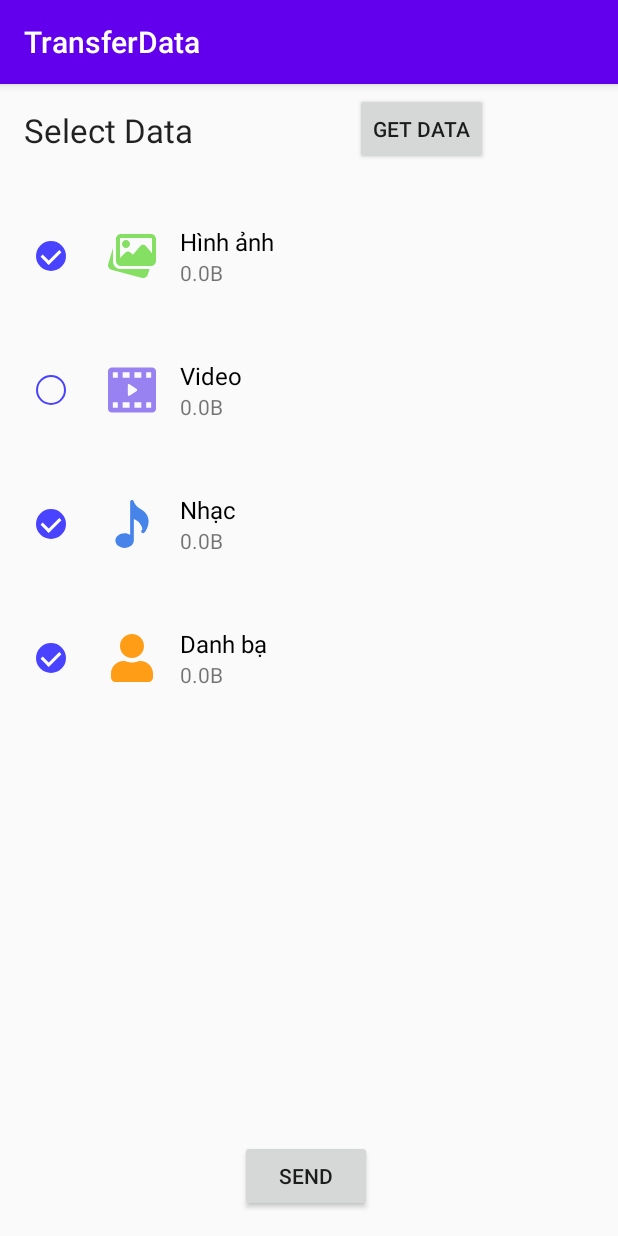
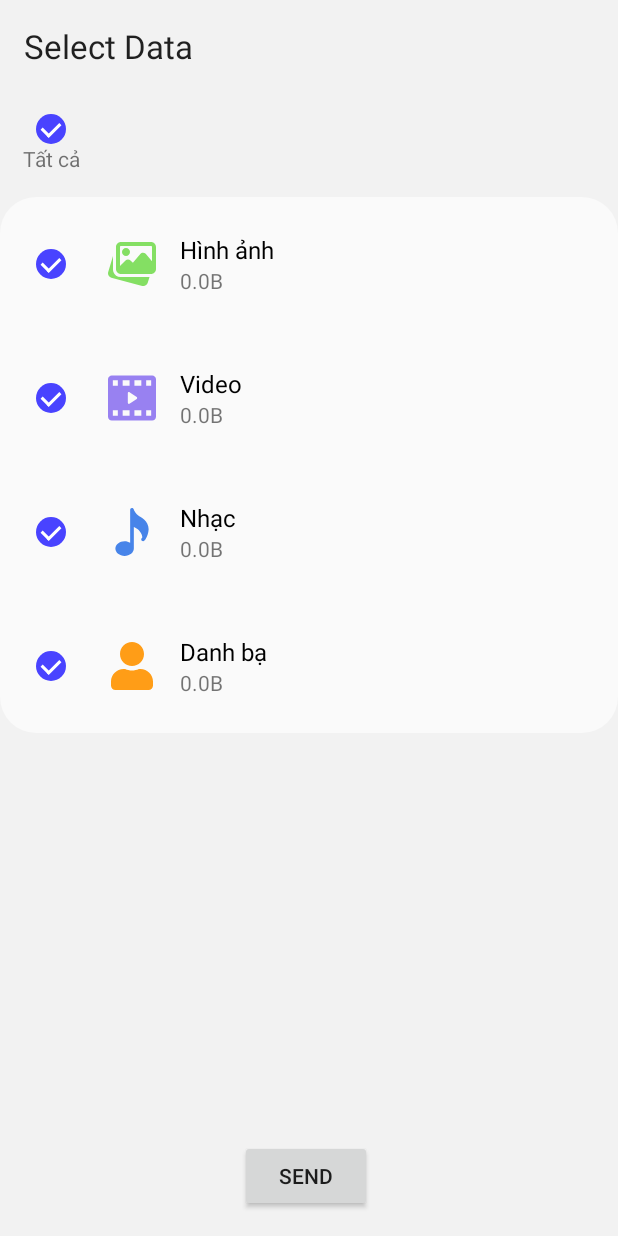
Before and after one commit to taido98/TransferData, an Android app: the SelectDataActivity screen opened directly, with no data from a screen before it, on a phone screen of 412 x 824 dp. Run offline under Robolectric (Android 15) with nearby library versions, the phone set to English and light mode, and no system bars; libraries missing offline, so code that uses them is left out: com.jaeger.library; 4 statements that could not run were skipped.

Commit message:
ui update

```diff
--- a/app/build.gradle
+++ b/app/build.gradle
@@ -36,6 +36,7 @@ dependencies {
     androidTestImplementation 'androidx.test.ext:junit:1.1.1'
     androidTestImplementation 'androidx.test.espresso:espresso-core:3.2.0'
     implementation 'androidx.recyclerview:recyclerview:1.0.0'
+    implementation 'com.jaeger.statusbarutil:library:1.5.1'
     implementation('com.googlecode.ez-vcard:ez-vcard:0.9.5') {
         exclude group: 'org.jsoup'
         exclude group: 'org.freemarker'
--- a/app/src/main/AndroidManifest.xml
+++ b/app/src/main/AndroidManifest.xml
@@ -31,7 +31,9 @@
         android:supportsRtl="true"
         android:theme="@style/AppTheme"
         tools:targetApi="q">
-        <activity android:name=".selectdata.SelectDataActivity"></activity>
+        <activity
+            android:name=".selectdata.SelectDataActivity"
+            android:theme="@style/AppTheme.NoActionBar" />
         <activity android:name=".media.TestMedia" />
         <activity android:name=".contact.TestContacts" />
 
--- a/app/src/main/java/com/example/transferdata/selectdata/DataItemAdapter.java
+++ b/app/src/main/java/com/example/transferdata/selectdata/DataItemAdapter.java
@@ -26,11 +26,12 @@ public class DataItemAdapter extends RecyclerView.Adapter<DataItemAdapter.ViewHo
     // you provide access to all the views for a data item in a view holder
     public static class ViewHolder extends RecyclerView.ViewHolder {
         // each data item is just a string in this case
-        public ImageView imageType;
-        public TextView dataType;
-        public TextView dataSize;
-        public ConstraintLayout dataItem;
+        private ImageView imageType;
+        private TextView dataType;
+        private TextView dataSize;
+        private ConstraintLayout dataItem;
         private CheckBox checkBoxDataItem;
+        private CheckBox checkBoxAll;
 
         public ViewHolder(View itemView) {
             super(itemView);
@@ -38,13 +39,18 @@ public class DataItemAdapter extends RecyclerView.Adapter<DataItemAdapter.ViewHo
             dataType = (TextView) itemView.findViewById(R.id.data_type);
             dataSize = (TextView) itemView.findViewById(R.id.data_size);
             dataItem = (ConstraintLayout) itemView.findViewById(R.id.data_item);
-            checkBoxDataItem = (CheckBox) itemView.findViewById(R.id.checkBox);
+            checkBoxDataItem = (CheckBox) itemView.findViewById(R.id.select_all);
         }
     }
 
     public DataItemAdapter(Context context, ArrayList<Data> listData) {
         this.mContext = context;
         this.listData = listData;
+    }
+
+    public void notifyAdapter(ArrayList<Data> listData) {
+        this.listData = listData;
+        this.notifyDataSetChanged();
     }
 
     // Create new views (invoked by the layout manager)
@@ -88,6 +94,7 @@ public class DataItemAdapter extends RecyclerView.Adapter<DataItemAdapter.ViewHo
                 Toast.makeText(mContext, data.getDataType(mContext) + " checkbox is checker: " + data.getChecker(), Toast.LENGTH_SHORT).show();
             }
         });
+
     }
 
     // Return the size of your dataset (invoked by the layout manager)
--- a/app/src/main/java/com/example/transferdata/selectdata/SelectDataActivity.java
+++ b/app/src/main/java/com/example/transferdata/selectdata/SelectDataActivity.java
@@ -1,5 +1,6 @@
 package com.example.transferdata.selectdata;
 
+import androidx.appcompat.app.ActionBar;
 import androidx.appcompat.app.AppCompatActivity;
 import androidx.core.app.ActivityCompat;
 import androidx.recyclerview.widget.LinearLayoutManager;
@@ -21,11 +22,13 @@ import android.provider.MediaStore;
 import android.util.Log;
 import android.view.View;
 import android.widget.Button;
+import android.widget.CheckBox;
 import android.widget.Toast;
 
 import com.example.transferdata.R;
 import com.example.transferdata.media.AudioModel;
 import com.example.transferdata.media.TestMedia;
+import com.jaeger.library.StatusBarUtil;
 
 import java.io.File;
 import java.io.FileInputStream;
@@ -45,6 +48,7 @@ public class SelectDataActivity extends AppCompatActivity implements ClickItemDa
     private ArrayList<String> mListContact;
     private ArrayList<Data> listData;
     private Button mBtnSend;
+    private CheckBox mCheckBoxSelectAll;
 
     @Override
     protected void onCreate(Bundle savedInstanceState) {
@@ -63,7 +67,7 @@ public class SelectDataActivity extends AppCompatActivity implements ClickItemDa
     }
 
     private void initView() {
-        mBtnGetData = (Button) findViewById(R.id.get_data);
+        mCheckBoxSelectAll = (CheckBox) findViewById(R.id.select_all);
         mRcvData = (RecyclerView) findViewById(R.id.rcv_list_data);
         mBtnSend = findViewById(R.id.btn_send);
         // use this setting to improve performance if you know that changes
@@ -73,27 +77,17 @@ public class SelectDataActivity extends AppCompatActivity implements ClickItemDa
         // use a linear layout manager
         layoutManager = new LinearLayoutManager(this);
         mRcvData.setLayoutManager(layoutManager);
+
+        StatusBarUtil.setTransparent(this);
+        StatusBarUtil.setLightMode(this);
     }
 
     private void initAction() {
-        mBtnGetData.setOnClickListener(new View.OnClickListener() {
-            @Override
-            public void onClick(View v) {
-                String pathContact = getVCF(SelectDataActivity.this);
-                Toast.makeText(SelectDataActivity.this, pathContact, Toast.LENGTH_LONG).show();
-//                String videoPath = "/storage/emulated/0/Download/VID_20200410_224413.mp4";
-//                String contactPath = "/storage/emulated/0/Download/Contacts.vcf";
-//
-//                ArrayList<String> listVideos = new ArrayList<>();
-//                ArrayList<String> listContacts = new ArrayList<>();
-//                listVideos.add(videoPath);
-//                listContacts.add(contactPath);
-            }
-        });
+
         listData = new ArrayList<>();
 
         Data data2 = new Data(DataType.IMAGES, mListImage);
-        Data data = new Data(DataType.VIDEOS, mListVideo, false);
+        Data data = new Data(DataType.VIDEOS, mListVideo);
         Data data3 = new Data(DataType.AUDIOS, mListAudio);
         Data data4 = new Data(DataType.CONTACTS, mListContact);
         listData.add(data2);
@@ -110,6 +104,22 @@ public class SelectDataActivity extends AppCompatActivity implements ClickItemDa
             public void onClick(View v) {
             }
         });
+
+        mCheckBoxSelectAll.setOnClickListener(new View.OnClickListener() {
+
+            @Override
+            public void onClick(View v) {
+                for (Data data : listData) {
+                    data.setChecker(((CheckBox) v).isChecked());
+                }
+                mAdapter.notifyAdapter(listData);
+            }
+        });
+
+        for (Data dataItem : listData) {
+            if (!dataItem.getChecker())
+                mCheckBoxSelectAll.setChecked(false);
+        }
     }
 
     public static String getVCF(Activity activity) {
--- /dev/null
+++ b/app/src/main/res/drawable/recyleview_rounded.xml
@@ -0,0 +1,9 @@
+<?xml version="1.0" encoding="UTF-8"?>
+<shape xmlns:android="http://schemas.android.com/apk/res/android"
+    android:shape="rectangle">
+    <gradient
+        android:centerColor="#fafafa"
+        android:endColor="#fafafa"
+        android:startColor="#fafafa" />
+    <corners android:radius="24dp" />
+</shape>
--- a/app/src/main/res/layout/activity_select_data.xml
+++ b/app/src/main/res/layout/activity_select_data.xml
@@ -4,6 +4,7 @@
     xmlns:tools="http://schemas.android.com/tools"
     android:layout_width="match_parent"
     android:layout_height="match_parent"
+    android:background="@color/bGrey"
     android:orientation="vertical"
     tools:context=".MainActivity">
 
@@ -19,26 +20,29 @@
         app:layout_constraintStart_toStartOf="parent"
         app:layout_constraintTop_toTopOf="parent" />
 
+    <CheckBox
+        android:id="@+id/select_all"
+        android:checked="true"
+        android:layout_width="wrap_content"
+        android:layout_height="wrap_content"
+        android:layout_marginStart="24dp"
+        android:layout_marginLeft="24dp"
+        android:layout_marginTop="32dp"
+        android:button="@drawable/custom_checkbox"
+        app:layout_constraintStart_toStartOf="parent"
+        app:layout_constraintTop_toBottomOf="@+id/title" />
+
     <androidx.recyclerview.widget.RecyclerView
         android:id="@+id/rcv_list_data"
         android:layout_width="match_parent"
-        android:layout_height="0dp"
+        android:layout_height="wrap_content"
         android:layout_marginTop="16dp"
-        android:layout_marginBottom="16dp"
-        app:layout_constraintBottom_toTopOf="@+id/btn_send"
+        android:background="@drawable/recyleview_rounded"
+        app:layout_constrainedHeight="true"
         app:layout_constraintEnd_toEndOf="parent"
+        app:layout_constraintHorizontal_bias="0.0"
         app:layout_constraintStart_toStartOf="parent"
-        app:layout_constraintTop_toBottomOf="@+id/get_data" />
-
-    <Button
-        android:id="@+id/get_data"
-        android:layout_width="wrap_content"
-        android:layout_height="wrap_content"
-        android:text="GET DATA"
-        app:layout_constraintBottom_toBottomOf="@+id/title"
-        app:layout_constraintEnd_toEndOf="parent"
-        app:layout_constraintStart_toEndOf="@+id/title"
-        app:layout_constraintTop_toTopOf="@+id/title" />
+        app:layout_constraintTop_toBottomOf="@+id/textView" />
 
     <Button
         android:id="@+id/btn_send"
@@ -50,4 +54,13 @@
         android:text="send"
         app:layout_constraintBottom_toBottomOf="parent"
         app:layout_constraintStart_toStartOf="parent" />
+
+    <TextView
+        android:id="@+id/textView"
+        android:layout_width="wrap_content"
+        android:layout_height="wrap_content"
+        android:text="@string/all"
+        app:layout_constraintEnd_toEndOf="@+id/select_all"
+        app:layout_constraintStart_toStartOf="@+id/select_all"
+        app:layout_constraintTop_toBottomOf="@+id/select_all" />
 </androidx.constraintlayout.widget.ConstraintLayout>
--- a/app/src/main/res/layout/data_item.xml
+++ b/app/src/main/res/layout/data_item.xml
@@ -14,9 +14,10 @@
         android:layout_marginLeft="24dp"
         android:layout_marginTop="24dp"
         android:layout_marginBottom="24dp"
+        android:contentDescription="@string/data_type"
         android:padding="4dp"
         app:layout_constraintBottom_toBottomOf="parent"
-        app:layout_constraintStart_toEndOf="@+id/checkBox"
+        app:layout_constraintStart_toEndOf="@+id/select_all"
         app:layout_constraintTop_toTopOf="parent"
         app:srcCompat="@drawable/d_icon_app" />
 
@@ -29,7 +30,6 @@
         android:layout_marginTop="24dp"
         android:layout_marginEnd="24dp"
         android:layout_marginRight="24dp"
-        android:text="DataType"
         android:textColor="#000000"
         android:textSize="16sp"
         app:layout_constraintEnd_toEndOf="parent"
@@ -37,7 +37,7 @@
         app:layout_constraintTop_toTopOf="parent" />
 
     <CheckBox
-        android:id="@+id/checkBox"
+        android:id="@+id/select_all"
         android:layout_width="wrap_content"
         android:layout_height="wrap_content"
         android:layout_marginStart="24dp"
@@ -57,7 +57,6 @@
         android:layout_marginEnd="24dp"
         android:layout_marginRight="24dp"
         android:layout_marginBottom="24dp"
-        android:text="Size"
         app:layout_constraintBottom_toBottomOf="parent"
         app:layout_constraintEnd_toEndOf="parent"
         app:layout_constraintStart_toStartOf="@+id/data_type"
--- a/app/src/main/res/values/colors.xml
+++ b/app/src/main/res/values/colors.xml
@@ -18,4 +18,6 @@
 
     <color name="cProgressbar">#eff8f7</color>
     <color name="cBannerBlock">#e7f1f1</color>
+
+    <color name="bGrey">#f2f2f2</color>
 </resources>
--- a/app/src/main/res/values/strings.xml
+++ b/app/src/main/res/values/strings.xml
@@ -43,7 +43,8 @@
     <string name="audios">Nhạc</string>
     <string name="contacts">Danh bạ</string>
     <string name="messages">Tin nhắn</string>
-
+    <string name="data_type">Data Type Image</string>
+    <string name="all">Tất cả</string>
 
 
 </resources>
--- a/app/src/main/res/values/styles.xml
+++ b/app/src/main/res/values/styles.xml
@@ -8,4 +8,9 @@
         <item name="colorAccent">@color/colorAccent</item>
     </style>
 
+    <style name="AppTheme.NoActionBar" parent="Theme.AppCompat.Light.DarkActionBar">
+        <item name="windowActionBar">false</item>
+        <item name="windowNoTitle">true</item>
+    </style>
+
 </resources>
```
